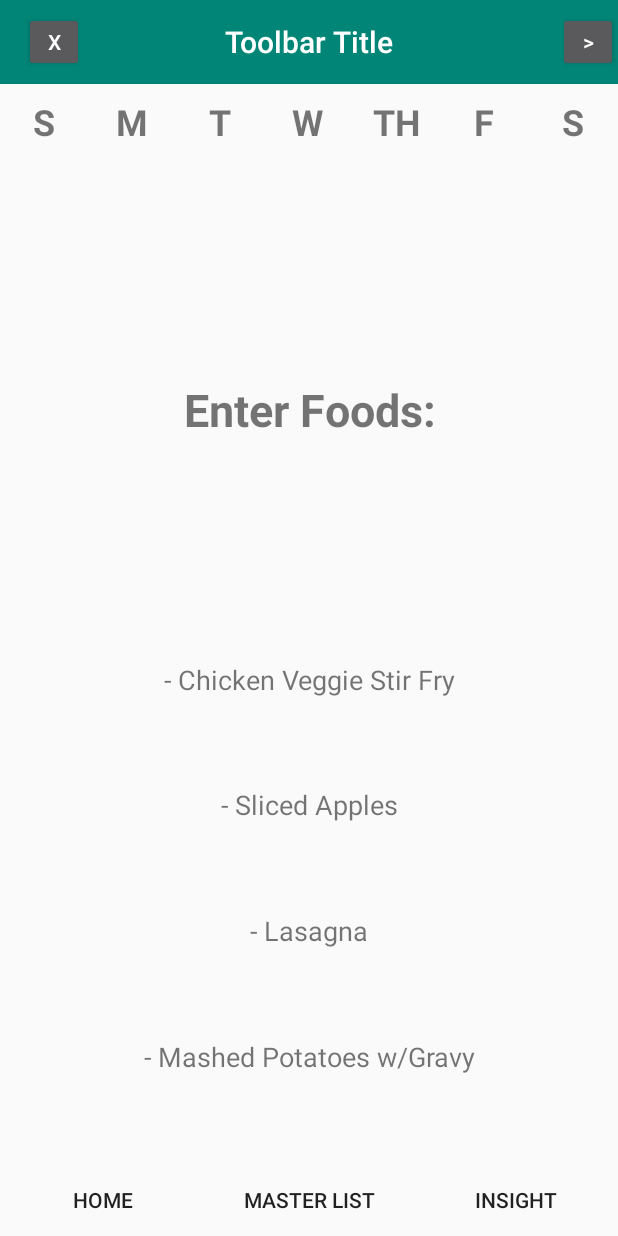
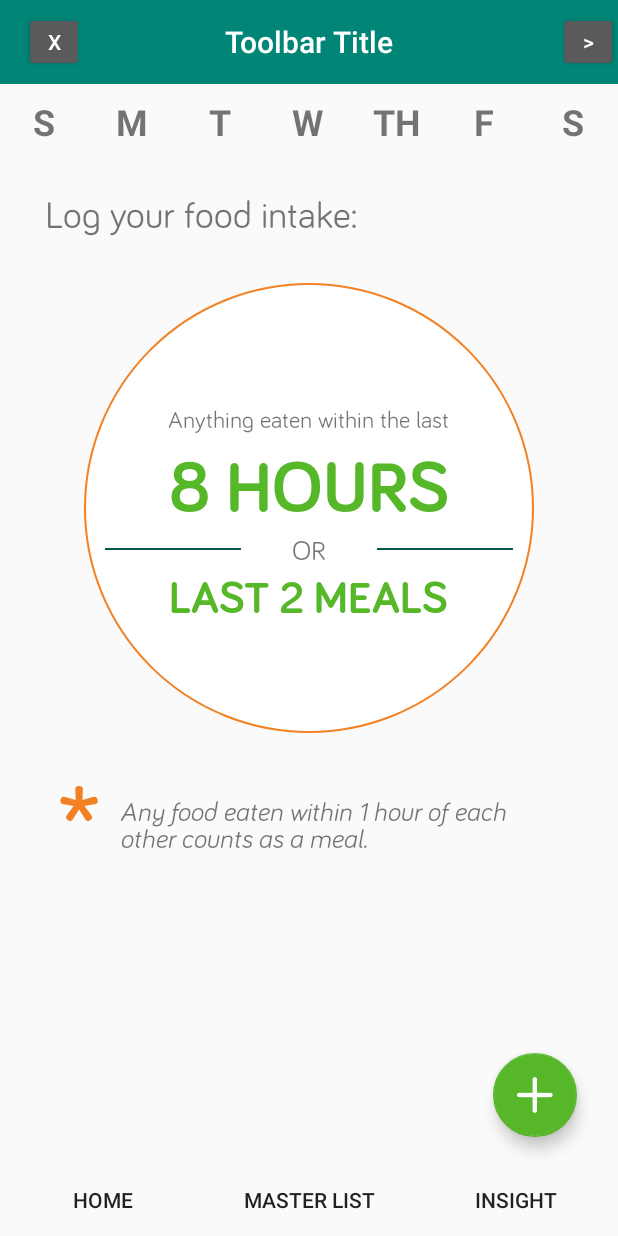
Before and after one commit to kaimalloy/Elimin8, an Android app: the fragment FoodFragment placed in its activity, on a phone screen of 412 x 824 dp. Run offline under Robolectric (Android 15) with nearby library versions, the phone set to English and light mode, and no system bars; libraries missing offline, so code that uses them is left out: com.chaquo.python; 3 statements that could not run were skipped.

Commit message:
Finished the layout for the first display of food.xml. Fixed the Floating Action Button as well. It sticks!

```diff
--- a/app/build.gradle
+++ b/app/build.gradle
@@ -45,6 +45,7 @@ dependencies {
     androidTestImplementation 'androidx.test.espresso:espresso-core:3.2.0'
     implementation 'androidx.cardview:cardview:1.0.0'
     implementation 'androidx.recyclerview:recyclerview:1.0.0'
+    implementation 'com.google.android.material:material:1.0.0'
 
     // for filtering Collections in Java. Used to filter user data efficiently
     //api 'com.google.guava:guava:28.0-android'
--- /dev/null
+++ b/app/src/main/res/drawable/text_view_circle.xml
@@ -0,0 +1,17 @@
+<?xml version="1.0" encoding="utf-8"?>
+<shape xmlns:android="http://schemas.android.com/apk/res/android">
+
+    <solid android:color="#fff"/>
+
+    <stroke
+        android:width="1dp"
+        android:color="#F28123"/>
+
+    <corners
+        android:bottomLeftRadius="170dp"
+        android:bottomRightRadius="170dp"
+        android:topLeftRadius="170dp"
+        android:topRightRadius="170dp"/>
+
+
+</shape>
--- a/app/src/main/res/layout/fragment_food.xml
+++ b/app/src/main/res/layout/fragment_food.xml
@@ -1,56 +1,167 @@
 <?xml version="1.0" encoding="utf-8"?>
-<LinearLayout xmlns:android="http://schemas.android.com/apk/res/android"
+<androidx.constraintlayout.widget.ConstraintLayout xmlns:android="http://schemas.android.com/apk/res/android"
+    xmlns:app="http://schemas.android.com/apk/res-auto"
     xmlns:tools="http://schemas.android.com/tools"
     android:layout_width="match_parent"
     android:layout_height="match_parent"
     android:orientation="vertical"
     tools:context=".FoodFragment">
 
+    <ScrollView
+        android:layout_width="match_parent"
+        android:layout_height="match_parent"
+        app:layout_constraintBottom_toBottomOf="parent"
+        app:layout_constraintEnd_toEndOf="parent"
+        app:layout_constraintStart_toStartOf="parent"
+        app:layout_constraintTop_toTopOf="parent">
 
-    <TextView
-        android:id="@+id/textView2"
+        <LinearLayout
             android:layout_width="match_parent"
-        android:layout_height="0dp"
-        android:layout_weight="1"
-        android:gravity="center"
-        android:text="Enter Foods:"
-        android:textSize="30sp"
-        android:textStyle="bold" />
+            android:layout_height="wrap_content"
+            android:orientation="vertical">
 
             <TextView
                 android:id="@+id/textView3"
+                android:layout_width="wrap_content"
+                android:layout_height="wrap_content"
+                android:layout_marginLeft="30dp"
+                android:layout_marginTop="20dp"
+                android:layout_marginBottom="20dp"
+                android:fontFamily="@font/bariol_regular"
+                android:text="Log your food intake:"
+                android:textSize="25sp" />
+
+            <FrameLayout
                 android:layout_width="match_parent"
-        android:layout_height="0dp"
-        android:layout_weight="0.25"
-        android:gravity="center_horizontal"
-        android:text="- Chicken Veggie Stir Fry"
+                android:layout_height="match_parent">
+
+                <View
+                    android:id="@+id/view"
+                    android:layout_width="300dp"
+                    android:layout_height="300dp"
+                    android:layout_gravity="center"
+                    android:layout_margin="10dp"
+                    android:background="@drawable/text_view_circle" />
+
+                <LinearLayout
+                    android:layout_width="match_parent"
+                    android:layout_height="match_parent"
+                    android:layout_marginLeft="70dp"
+                    android:layout_marginTop="90dp"
+                    android:layout_marginRight="70dp"
+                    android:orientation="vertical">
+
+                    <TextView
+                        android:id="@+id/textView5"
+                        android:layout_width="wrap_content"
+                        android:layout_height="wrap_content"
+                        android:layout_gravity="center"
+                        android:layout_marginBottom="2dp"
+                        android:fontFamily="@font/bariol_regular"
+                        android:text="Anything eaten within the last"
+                        android:textSize="16sp" />
+
+                    <TextView
+                        android:id="@+id/textView6"
+                        android:layout_width="wrap_content"
+                        android:layout_height="wrap_content"
+                        android:layout_gravity="center"
+                        android:fontFamily="@font/bariol_bold"
+                        android:text="8 HOURS"
+                        android:textColor="@color/green"
+                        android:textSize="48sp" />
+
+                    <TableLayout
+                        android:layout_width="match_parent"
+                        android:layout_height="match_parent">
+
+                        <TableRow
+                            android:layout_width="match_parent"
+                            android:layout_height="match_parent">
+
+                            <View
+                                android:layout_width="0dp"
+                                android:layout_height="1dp"
+                                android:layout_gravity="center"
+                                android:layout_weight="1"
+                                android:background="@color/colorPrimaryDark" />
+
+                            <TextView
+                                android:id="@+id/textView15"
+                                android:layout_width="0dp"
+                                android:layout_height="wrap_content"
+                                android:layout_gravity="center"
+                                android:layout_weight="1"
+                                android:fontFamily="@font/bariol_regular"
+                                android:gravity="center"
+                                android:text="OR"
                                 android:textSize="18sp" />
+
+                            <View
+                                android:layout_width="0dp"
+                                android:layout_height="1dp"
+                                android:layout_gravity="center"
+                                android:layout_weight="1"
+                                android:background="@color/colorPrimaryDark" />
+                        </TableRow>
+
+                    </TableLayout>
+
+                    <TextView
+                        android:id="@+id/textView16"
+                        android:layout_width="wrap_content"
+                        android:layout_height="wrap_content"
+                        android:layout_gravity="center"
+                        android:fontFamily="@font/bariol_bold"
+                        android:text="LAST 2 MEALS"
+                        android:textColor="@color/green"
+                        android:textSize="30sp" />
+
+                </LinearLayout>
+
+
+            </FrameLayout>
+
+            <FrameLayout
+                android:layout_width="match_parent"
+                android:layout_height="match_parent">
 
                 <TextView
                     android:id="@+id/textView4"
-        android:layout_width="match_parent"
-        android:layout_height="0dp"
-        android:layout_weight="0.25"
-        android:gravity="center_horizontal"
-        android:text="- Sliced Apples"
-        android:textSize="18sp" />
+                    android:layout_width="wrap_content"
+                    android:layout_height="wrap_content"
+                    android:layout_weight="1"
+                    android:text="*"
+                    android:fontFamily="@font/bariol_bold"
+                    android:textSize="80dp"
+                    android:layout_marginLeft="38dp"
+                    android:textColor="@color/orange"/>
 
                 <TextView
-        android:id="@+id/textView5"
-        android:layout_width="match_parent"
-        android:layout_height="0dp"
-        android:layout_weight="0.25"
-        android:gravity="center_horizontal"
-        android:text="- Lasagna"
-        android:textSize="18sp" />
+                    android:id="@+id/textView17"
+                    android:layout_width="302dp"
+                    android:layout_height="wrap_content"
+                    android:layout_gravity="center_horizontal"
+                    android:layout_marginTop="30dp"
+                    android:layout_weight="1"
+                    android:fontFamily="@font/bariol_regular_italic"
+                    android:paddingLeft="25dp"
+                    android:text="Any food eaten within 1 hour of each other counts as a meal."
+                    android:textSize="18dp" />
 
-    <TextView
-        android:id="@+id/textView6"
-        android:layout_width="match_parent"
-        android:layout_height="0dp"
-        android:layout_weight="0.25"
-        android:gravity="center_horizontal"
-        android:text="- Mashed Potatoes w/Gravy"
-        android:textSize="18sp" />
+            </FrameLayout>
 
         </LinearLayout>
+    </ScrollView>
+
+    <com.google.android.material.floatingactionbutton.FloatingActionButton
+        android:id="@+id/floatingActionButton2"
+        android:layout_width="wrap_content"
+        android:layout_height="wrap_content"
+        android:clickable="true"
+        android:src="@drawable/white_add"
+        app:layout_constraintBottom_toBottomOf="parent"
+        app:layout_constraintEnd_toEndOf="parent"
+        android:layout_marginRight="15dp"
+        app:useCompatPadding="true" />
+</androidx.constraintlayout.widget.ConstraintLayout>
--- a/app/src/main/res/values/styles.xml
+++ b/app/src/main/res/values/styles.xml
@@ -5,7 +5,7 @@
         <!-- Customize your theme here. -->
         <item name="colorPrimary">@color/colorPrimary</item>
         <item name="colorPrimaryDark">@color/colorPrimaryDark</item>
-        <item name="colorAccent">@color/colorAccent</item>
+        <item name="colorAccent">@color/green</item>
     </style>
 
     <!-- Theme for the master toggle switch -->
```
Also changed, not shown: app/src/main/res/drawable/white_add.png (added). Lines whose indentation alone changed are shown as unchanged.
